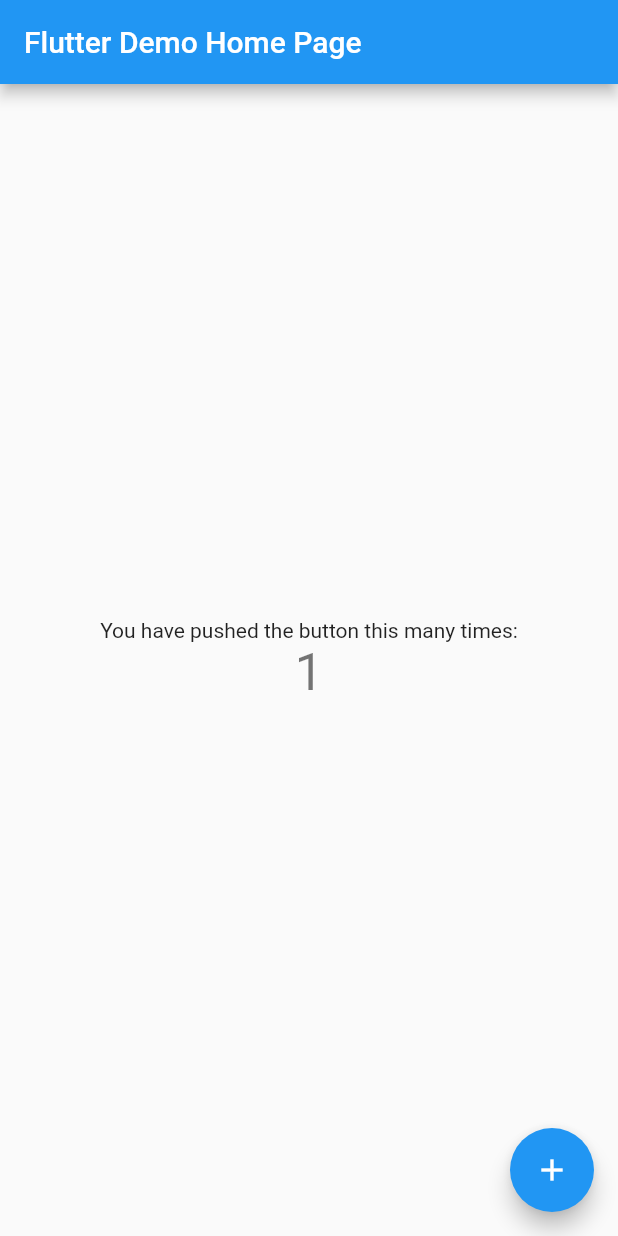
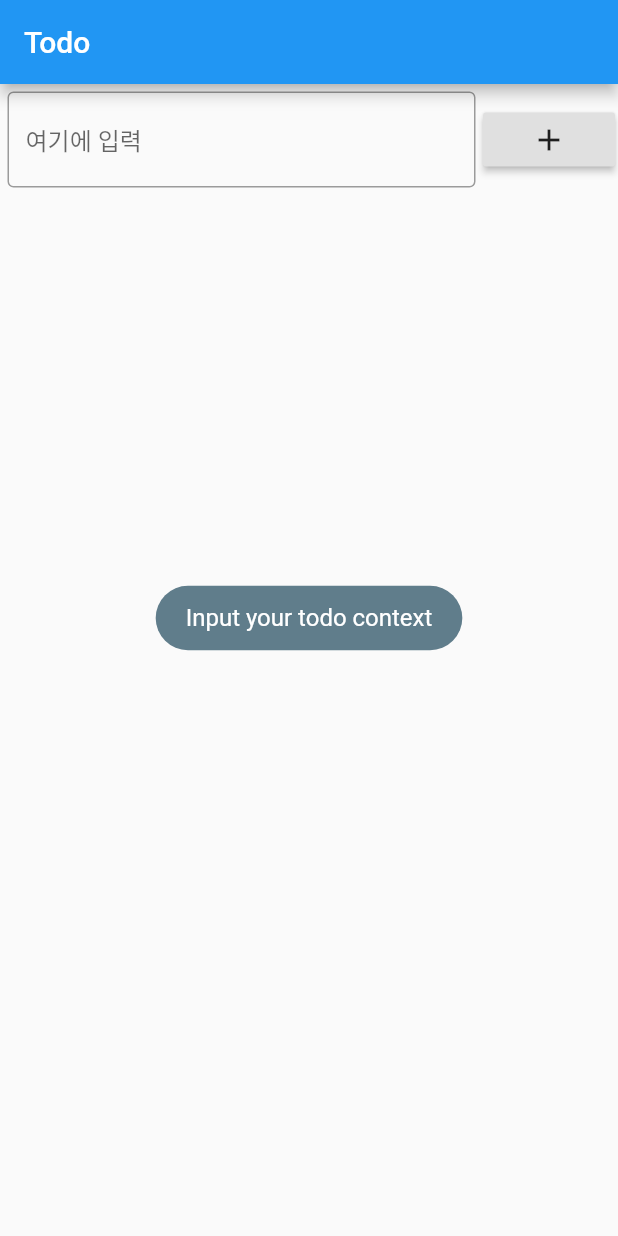
Before and after one commit to cnsang166/todolist, a Flutter app: the screen it shows after launch, after a tap on the "add" icon, on a phone screen of 412 x 824 dp. Run offline on Flutter 3.47's test engine with Material 2 defaults, Android fonts, the phone set to English and light mode, and no system bars; our stand-ins replace fluttertoast.

Commit message:
input and add listtile widget

```diff
--- a/lib/main.dart
+++ b/lib/main.dart
@@ -1,117 +1,175 @@
 import 'package:flutter/material.dart';
+import 'package:fluttertoast/fluttertoast.dart';
 
-void main() {
-  runApp(MyApp());
-}
+void main() => runApp(Todo());
 
-class MyApp extends StatelessWidget {
-  // This widget is the root of your application.
+class Todo extends StatelessWidget {
   @override
   Widget build(BuildContext context) {
     return MaterialApp(
-      title: 'Flutter Demo',
-      theme: ThemeData(
-        // This is the theme of your application.
-        //
-        // Try running your application with "flutter run". You'll see the
-        // application has a blue toolbar. Then, without quitting the app, try
-        // changing the primarySwatch below to Colors.green and then invoke
-        // "hot reload" (press "r" in the console where you ran "flutter run",
-        // or simply save your changes to "hot reload" in a Flutter IDE).
-        // Notice that the counter didn't reset back to zero; the application
-        // is not restarted.
-        primarySwatch: Colors.blue,
-        // This makes the visual density adapt to the platform that you run
-        // the app on. For desktop platforms, the controls will be smaller and
-        // closer together (more dense) than on mobile platforms.
-        visualDensity: VisualDensity.adaptivePlatformDensity,
-      ),
-      home: MyHomePage(title: 'Flutter Demo Home Page'),
+      home: TodoMain(),
     );
   }
 }
 
-class MyHomePage extends StatefulWidget {
-  MyHomePage({Key key, this.title}) : super(key: key);
+class TodoMain extends StatelessWidget{
+  @override
+  Widget build(BuildContext context) {
+    double _width = MediaQuery.of(context).size.width;
+    double _height = MediaQuery.of(context).size.width;
 
-  // This widget is the home page of your application. It is stateful, meaning
-  // that it has a State object (defined below) that contains fields that affect
-  // how it looks.
+    return Scaffold(
+      appBar: AppBar(
+        title: Text('Todo'),
+      ),
+      body: TodoBody(width: _width, height: _height),
+    );
+  }
+}
 
-  // This class is the configuration for the state. It holds the values (in this
-  // case the title) provided by the parent (in this case the App widget) and
-  // used by the build method of the State. Fields in a Widget subclass are
-  // always marked "final".
+class TodoBody extends StatefulWidget {
+  double width;
+  double height;
 
-  final String title;
+  TodoBody({this.width, this.height});
 
   @override
-  _MyHomePageState createState() => _MyHomePageState();
+  TodoBodyState createState() => TodoBodyState();
 }
 
-class _MyHomePageState extends State<MyHomePage> {
-  int _counter = 0;
+class TodoBodyState extends State<TodoBody> {
+  String todoTxt = '';
+  TextEditingController _controller;
+  List<String> todoList = new List();
 
-  void _incrementCounter() {
-    setState(() {
-      // This call to setState tells the Flutter framework that something has
-      // changed in this State, which causes it to rerun the build method below
-      // so that the display can reflect the updated values. If we changed
-      // _counter without calling setState(), then the build method would not be
-      // called again, and so nothing would appear to happen.
-      _counter++;
-    });
+  @override
+  void initState() {
+    super.initState();
+    _controller = TextEditingController();
+  }
+
+  @override
+  void dispose() {
+    _controller.dispose();
+    super.dispose();
   }
 
   @override
   Widget build(BuildContext context) {
-    // This method is rerun every time setState is called, for instance as done
-    // by the _incrementCounter method above.
-    //
-    // The Flutter framework has been optimized to make rerunning build methods
-    // fast, so that you can just rebuild anything that needs updating rather
-    // than having to individually change instances of widgets.
-    return Scaffold(
-      appBar: AppBar(
-        // Here we take the value from the MyHomePage object that was created by
-        // the App.build method, and use it to set our appbar title.
-        title: Text(widget.title),
+    return Container(
+      width: widget.width,
+      height: widget.height,
+      child: Column(
+        children: <Widget>[
+          SizedBox(height:5),
+          Row(
+            children: <Widget>[
+              SizedBox(width:5),
+              Container(
+                width: widget.width - 100,
+                child: TextField(
+                  controller: _controller,
+                  decoration: new InputDecoration(
+                    hintText: '여기에 입력',
+                  border: OutlineInputBorder(),
+                  ),
+                  onSubmitted: (String str) {
+                    if(str.isNotEmpty) {
+                      todoList.add(str);
+                      _controller.clear();
+                    } else {
+                      Fluttertoast.showToast(
+                          msg: "Input your todo context",
+                          toastLength: Toast.LENGTH_SHORT,
+                          gravity: ToastGravity.CENTER,
+                          timeInSecForIosWeb: 1,
+                          backgroundColor: Colors.blueGrey,
+                          textColor: Colors.white,
+                          fontSize: 16.0
+                      );
+                    }
+                  }
+                ),
+              ),
+              SizedBox(width: 5),
+              RaisedButton(
+                child: Icon(Icons.add),
+                onPressed: () {
+                  setState(() {
+                    if(_controller.text.isNotEmpty) {
+                      todoList.add(_controller.text);
+                      _controller.clear();
+                    } else {
+                      Fluttertoast.showToast(
+                          msg: "Input your todo context",
+                          toastLength: Toast.LENGTH_SHORT,
+                          gravity: ToastGravity.CENTER,
+                          timeInSecForIosWeb: 1,
+                          backgroundColor: Colors.blueGrey,
+                          textColor: Colors.white,
+                          fontSize: 16.0
+                      );
+                    }
+                  });
+                },
+              )
+            ],
+          ),
+          Expanded(
+            child: ListView.builder(
+              itemCount: todoList.length,
+              itemBuilder: (context, index) {
+                return ListTile(todoText: todoList[index], index: index,);
+              },
+            ),
+          ),
+        ],
       ),
-      body: Center(
-        // Center is a layout widget. It takes a single child and positions it
-        // in the middle of the parent.
-        child: Column(
-          // Column is also a layout widget. It takes a list of children and
-          // arranges them vertically. By default, it sizes itself to fit its
-          // children horizontally, and tries to be as tall as its parent.
-          //
-          // Invoke "debug painting" (press "p" in the console, choose the
-          // "Toggle Debug Paint" action from the Flutter Inspector in Android
-          // Studio, or the "Toggle Debug Paint" command in Visual Studio Code)
-          // to see the wireframe for each widget.
-          //
-          // Column has various properties to control how it sizes itself and
-          // how it positions its children. Here we use mainAxisAlignment to
-          // center the children vertically; the main axis here is the vertical
-          // axis because Columns are vertical (the cross axis would be
-          // horizontal).
-          mainAxisAlignment: MainAxisAlignment.center,
-          children: <Widget>[
-            Text(
-              'You have pushed the button this many times:',
-            ),
-            Text(
-              '$_counter',
-              style: Theme.of(context).textTheme.headline4,
-            ),
-          ],
-        ),
-      ),
-      floatingActionButton: FloatingActionButton(
-        onPressed: _incrementCounter,
-        tooltip: 'Increment',
-        child: Icon(Icons.add),
-      ), // This trailing comma makes auto-formatting nicer for build methods.
     );
   }
 }
+
+class ListTile extends StatefulWidget{
+  String todoText = '';
+  int index;
+
+  ListTile({this.todoText, this.index});
+
+  @override
+  ListTileState createState() => ListTileState();
+}
+
+class ListTileState extends State<ListTile> {
+  bool flag = false;
+
+  @override
+  Widget build(BuildContext context) {
+    return Row(
+      children: <Widget>[
+        SizedBox(width: 10),
+        Expanded(
+          child: Text(
+            widget.todoText,
+            style: TextStyle(fontSize: 18, color: Colors.grey, decoration: flag ? TextDecoration.lineThrough : TextDecoration.none),
+          ),
+        ),
+        SizedBox(width:5),
+        RaisedButton(
+          child: Icon(Icons.done),
+          onPressed: () {
+            setState(() {
+              flag = flag ? false : true;
+            });
+          },
+        ),
+        SizedBox(width: 5),
+        RaisedButton(
+          child: Icon(Icons.clear),
+          onPressed: () {
+
+          },
+        ),
+      ],
+    );
+  }
+}
--- a/pubspec.yaml
+++ b/pubspec.yaml
@@ -24,10 +24,10 @@ dependencies:
   flutter:
     sdk: flutter
 
-
   # The following adds the Cupertino Icons font to your application.
   # Use with the CupertinoIcons class for iOS style icons.
   cupertino_icons: ^0.1.3
+  fluttertoast: ^7.0.1
 
 dev_dependencies:
   flutter_test:
```
